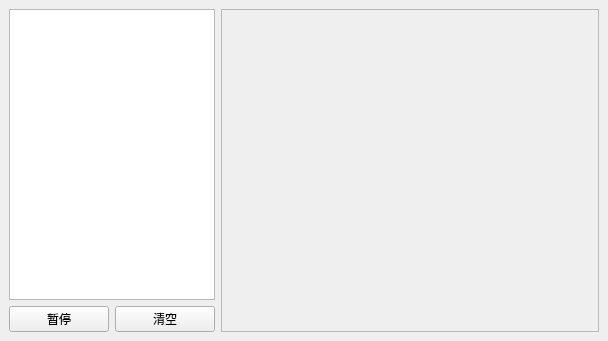
Qt form incPage.ui (Jarvis03/BinaryDataWatcher) before a commit.
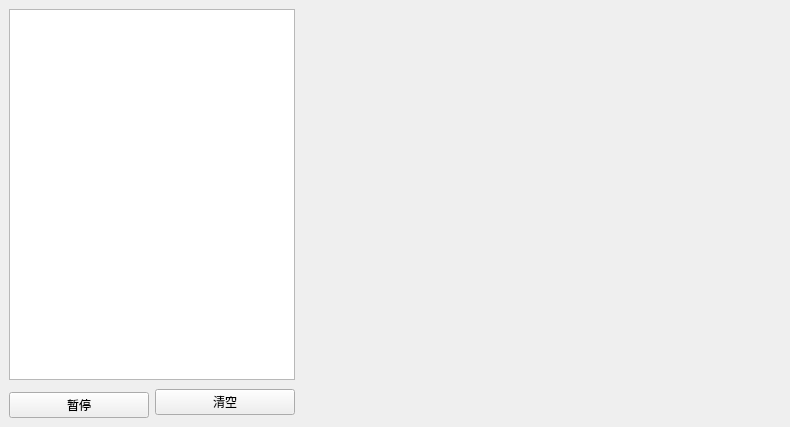
The same form after that commit. Custom widgets are drawn as their Qt base class.

Commit message: 完成imu模式下的界面布局

The edit to the form file:
```diff
--- a/incPage.ui
+++ b/incPage.ui
@@ -6,15 +6,15 @@
    <rect>
     <x>0</x>
     <y>0</y>
-    <width>608</width>
-    <height>341</height>
+    <width>750</width>
+    <height>427</height>
    </rect>
   </property>
   <property name="windowTitle">
    <string>MainWindow</string>
   </property>
   <widget class="QWidget" name="centralwidget">
-   <layout class="QGridLayout" name="gridLayout" columnstretch="0,0,0" columnminimumwidth="100,100,0">
+   <layout class="QGridLayout" name="gridLayout" columnstretch="0,0,0" rowminimumheight="0,0,0" columnminimumwidth="140,140,480">
     <item row="0" column="0" colspan="2">
      <widget class="QTextEdit_AppendEnable" name="textEdit">
       <property name="font">
@@ -27,17 +27,14 @@
       </property>
      </widget>
     </item>
-    <item row="0" column="2" rowspan="2">
-     <widget class="QFrame" name="frame">
-      <property name="frameShape">
-       <enum>QFrame::StyledPanel</enum>
-      </property>
-      <property name="frameShadow">
-       <enum>QFrame::Raised</enum>
+    <item row="1" column="1" rowspan="2">
+     <widget class="QPushButton" name="btn_clear">
+      <property name="text">
+       <string>清空</string>
       </property>
      </widget>
     </item>
-    <item row="1" column="0">
+    <item row="2" column="0">
      <widget class="QPushButton" name="btn_stop">
       <property name="text">
        <string>暂停</string>
@@ -50,12 +47,8 @@
       </property>
      </widget>
     </item>
-    <item row="1" column="1">
-     <widget class="QPushButton" name="btn_clear">
-      <property name="text">
-       <string>清空</string>
-      </property>
-     </widget>
+    <item row="0" column="2" rowspan="3">
+     <widget class="MyFigure_Inc" name="widget" native="true"/>
     </item>
    </layout>
   </widget>
@@ -66,6 +59,12 @@
    <extends>QTextEdit</extends>
    <header>MyWidgets</header>
   </customwidget>
+  <customwidget>
+   <class>MyFigure_Inc</class>
+   <extends>QWidget</extends>
+   <header>MyWidgets</header>
+   <container>1</container>
+  </customwidget>
  </customwidgets>
  <resources/>
  <connections/>
```
The commit also changes 7 other files.
